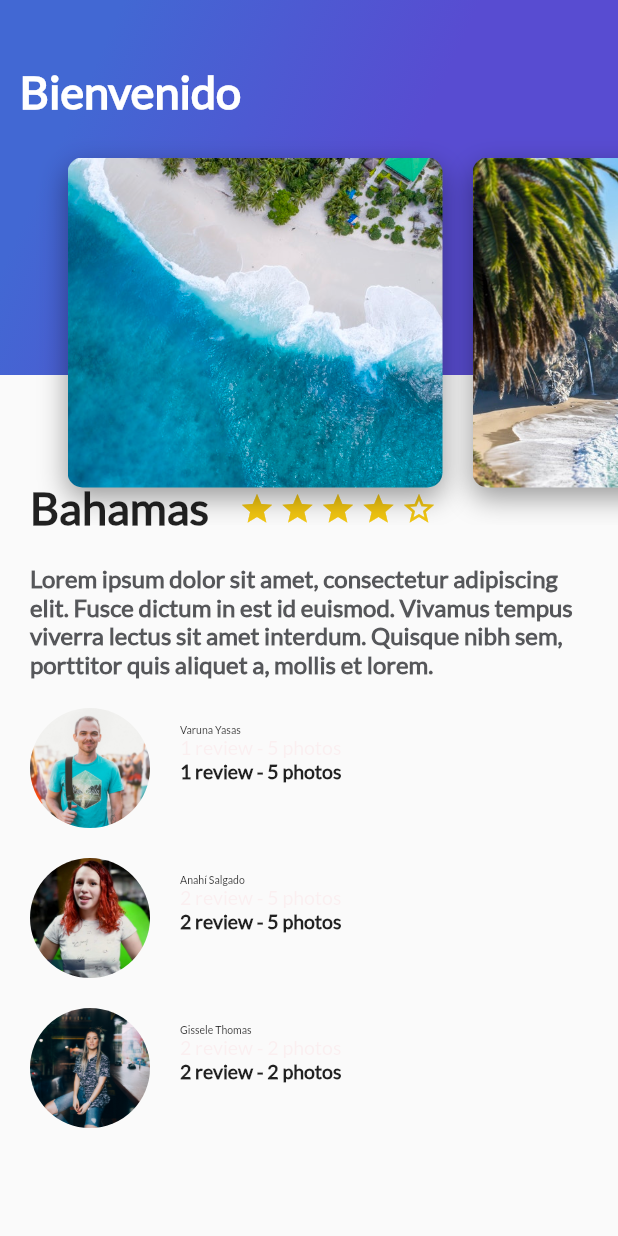
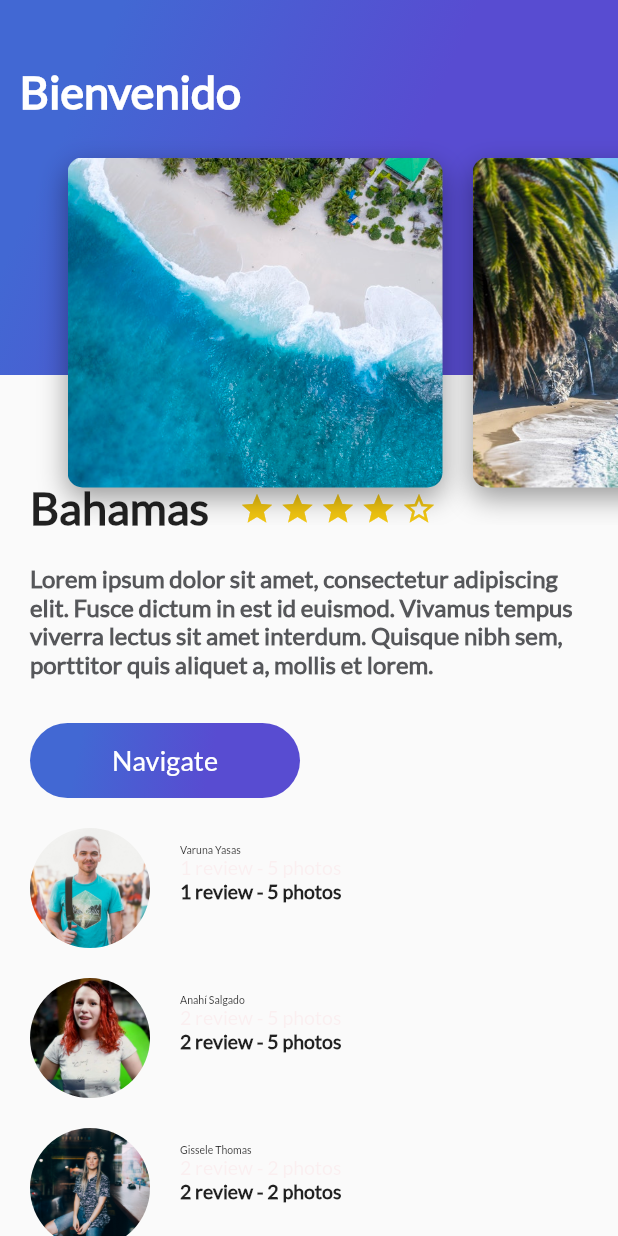
Before and after one commit to cristianiniguez/curso_flutter, a Flutter app: the screen it shows after launch, on a phone screen of 412 x 824 dp. Run offline on Flutter 3.47's test engine with Material 2 defaults, Android fonts, the phone set to English and light mode, and no system bars.

Commit message:
widgets sin estado en flutter: widget button, InkWell

```diff
--- /dev/null
+++ b/lib/button_purple.dart
@@ -0,0 +1,45 @@
+import 'package:flutter/material.dart';
+
+class ButtonPurple extends StatelessWidget {
+  String buttonText = "Navigate";
+
+  ButtonPurple(this.buttonText);
+
+  @override
+  Widget build(BuildContext context) {
+    return InkWell(
+      onTap: () {
+        ScaffoldMessenger.of(context)
+            .showSnackBar(SnackBar(content: Text("Navigating ...")));
+      },
+      child: Container(
+        margin: EdgeInsets.only(top: 30.0, left: 20.0, right: 20.0),
+        height: 50.0,
+        width: 180.0,
+        decoration: BoxDecoration(
+          borderRadius: BorderRadius.circular(30.0),
+          gradient: LinearGradient(
+            colors: [
+              Color(0xff4268d3),
+              Color(0xff584cd1),
+            ],
+            begin: FractionalOffset(0.2, 0.0),
+            end: FractionalOffset(1.0, 0.6),
+            stops: [0.0, 0.6],
+            tileMode: TileMode.clamp,
+          ),
+        ),
+        child: Center(
+          child: Text(
+            buttonText,
+            style: TextStyle(
+              fontSize: 18.0,
+              fontFamily: "Lato",
+              color: Colors.white,
+            ),
+          ),
+        ),
+      ),
+    );
+  }
+}
--- a/lib/description_place.dart
+++ b/lib/description_place.dart
@@ -1,5 +1,6 @@
 import 'package:flutter/material.dart';
 import 'stars.dart';
+import 'button_purple.dart';
 
 class DescriptionPlace extends StatelessWidget {
   String namePlace;
@@ -42,7 +43,8 @@ class DescriptionPlace extends StatelessWidget {
     );
 
     return Column(
-      children: [titleStars, description],
+      children: [titleStars, description, ButtonPurple("Navigate")],
+      crossAxisAlignment: CrossAxisAlignment.start,
     );
   }
 }
```
